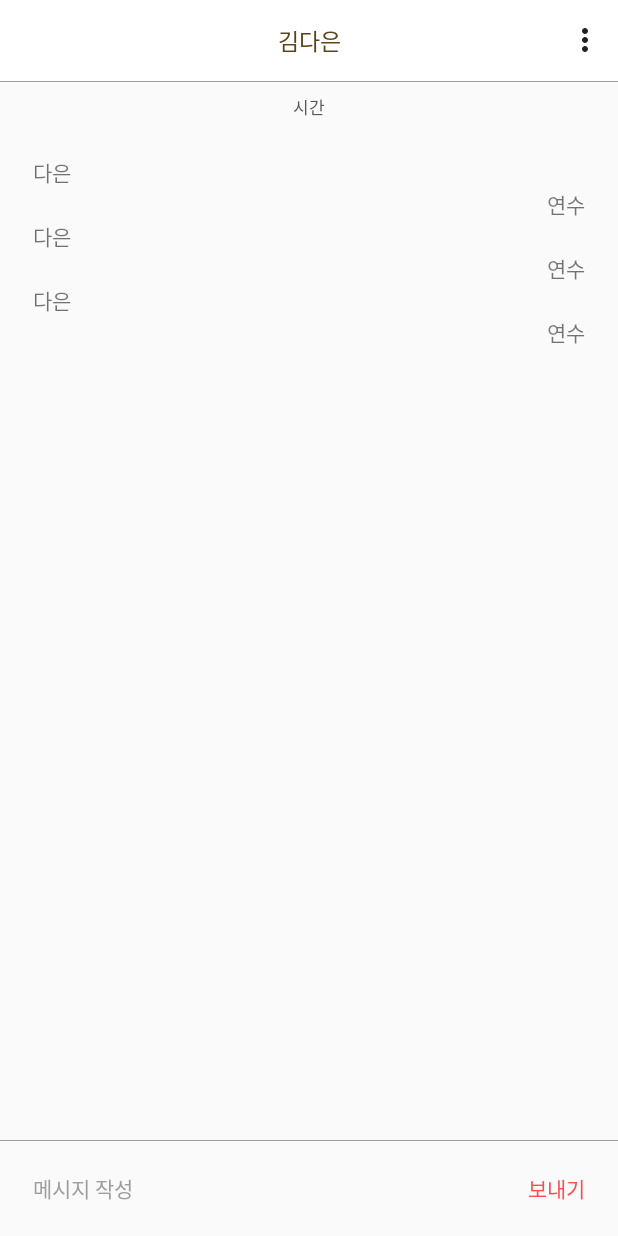
After one commit to tak8997/DoguenDoguen, an Android app: the MessageDetailActivity screen opened directly, with no data from a screen before it, on a phone screen of 412 x 824 dp. The commit adds this screen. Run offline under Robolectric (Android 15) with nearby library versions, the phone set to English and light mode, and no system bars; our stand-ins replace ButterKnife; network calls fail.

Commit message:
work ui design about message

```diff
--- a/app/src/main/java/org/tacademy/woof/doguendoguen/adapter/MessageListsAdapter.java
+++ b/app/src/main/java/org/tacademy/woof/doguendoguen/adapter/MessageListsAdapter.java
@@ -1,5 +1,7 @@
 package org.tacademy.woof.doguendoguen.adapter;
 
+import android.content.Context;
+import android.content.Intent;
 import android.support.v7.widget.RecyclerView;
 import android.view.LayoutInflater;
 import android.view.View;
@@ -7,18 +9,34 @@ import android.view.ViewGroup;
 import android.widget.ImageView;
 import android.widget.TextView;
 
+import org.tacademy.woof.doguendoguen.DoguenDoguenApplication;
 import org.tacademy.woof.doguendoguen.R;
+import org.tacademy.woof.doguendoguen.app.base.message.MessageDetailActivity;
+import org.tacademy.woof.doguendoguen.app.base.message.MessageFragment;
 
 /**
  * Created by Tak on 2017. 5. 31..
  */
 
 public class MessageListsAdapter extends RecyclerView.Adapter<MessageListsAdapter.ViewHolder> {
+    private Context context;
+
+    public MessageListsAdapter(Context context) {
+        this.context = context;
+    }
 
     @Override
     public ViewHolder onCreateViewHolder(ViewGroup parent, int viewType) {
         View rootView = LayoutInflater.from(parent.getContext()).inflate(R.layout.mesage_item, null, false);
 
+        rootView.setOnClickListener(new View.OnClickListener() {
+            @Override
+            public void onClick(View v) {
+                Intent intent = new Intent(DoguenDoguenApplication.getContext(), MessageDetailActivity.class);
+                context.startActivity(intent);
+
+            }
+        });
         return new ViewHolder(rootView);
     }
 
--- /dev/null
+++ b/app/src/main/java/org/tacademy/woof/doguendoguen/app/base/message/MessageDetailActivity.java
@@ -0,0 +1,148 @@
+package org.tacademy.woof.doguendoguen.app.base.message;
+
+import android.content.Context;
+import android.os.Bundle;
+import android.support.v7.app.AppCompatActivity;
+import android.support.v7.widget.LinearLayoutManager;
+import android.support.v7.widget.RecyclerView;
+import android.support.v7.widget.Toolbar;
+import android.view.LayoutInflater;
+import android.view.Menu;
+import android.view.MenuItem;
+import android.view.View;
+import android.view.ViewGroup;
+
+import org.tacademy.woof.doguendoguen.R;
+import org.tacademy.woof.doguendoguen.adapter.MessageListsAdapter;
+
+import java.util.ArrayList;
+
+import butterknife.BindView;
+import butterknife.ButterKnife;
+
+/**
+ * Created by Tak on 2017. 6. 5..
+ */
+
+public class MessageDetailActivity extends AppCompatActivity{
+    @BindView(R.id.message_toolbar) Toolbar toolbar;
+    @BindView(R.id.message_detail_recyclerview) RecyclerView messageRecyclerView;
+
+    @Override
+    public void onCreate(Bundle savedInstanceState) {
+        super.onCreate(savedInstanceState);
+        setContentView(R.layout.activity_message_detail);
+        ButterKnife.bind(this);
+
+        setSupportToolBar();
+
+        ArrayList<String> arrayList = new ArrayList<>();
+        arrayList.add("다은");
+        arrayList.add("연수");
+        arrayList.add("다은");
+        arrayList.add("연수");
+        arrayList.add("다은");
+        arrayList.add("연수");
+
+        messageRecyclerView.setLayoutManager(new LinearLayoutManager(this));
+        MessageDetailAdapter messageDetailAdapter = new MessageDetailAdapter(this);
+        messageRecyclerView.setAdapter(messageDetailAdapter);
+        messageDetailAdapter.addItem(arrayList);
+        messageDetailAdapter.notifyDataSetChanged();
+
+    }
+
+    private void setSupportToolBar() {
+        setSupportActionBar(toolbar);
+        getSupportActionBar().setDisplayHomeAsUpEnabled(false);
+        getSupportActionBar().setDisplayShowTitleEnabled(false);
+        getSupportActionBar().setDisplayShowCustomEnabled(true);
+    }
+
+    @Override
+    public boolean onCreateOptionsMenu(Menu menu) {
+        getMenuInflater().inflate(R.menu.menu, menu);
+
+        return super.onCreateOptionsMenu(menu);
+    }
+
+    @Override
+    public boolean onOptionsItemSelected(MenuItem item) {
+        if(item.getItemId() == R.id.home) {
+            return true;
+        }
+
+        return super.onOptionsItemSelected(item);
+    }
+
+
+
+    private class MessageDetailAdapter extends RecyclerView.Adapter<RecyclerView.ViewHolder> {
+        ArrayList<String> arrayList;
+
+        private static final int VIEW_TYPE_OTHER_USER = 0;
+        private static final int VIEW_TYPE_USER = 1;
+
+        public MessageDetailAdapter(Context context) {
+        }
+
+        @Override
+        public int getItemViewType(int position) {
+            int location = position % 2;
+
+            switch (location) {
+                case VIEW_TYPE_OTHER_USER:
+                    return VIEW_TYPE_OTHER_USER;
+                case VIEW_TYPE_USER:
+                    return VIEW_TYPE_USER;
+            }
+
+            return super.getItemViewType(position);
+        }
+
+        @Override
+        public RecyclerView.ViewHolder onCreateViewHolder(ViewGroup parent, int viewType) {
+            LayoutInflater layoutInflater = LayoutInflater.from(parent.getContext());
+            View view;
+            RecyclerView.ViewHolder viewHolder = null;
+
+            switch (viewType) {
+                case VIEW_TYPE_OTHER_USER:
+                    view = layoutInflater.inflate(R.layout.message_other_user_item, parent, false);
+                    viewHolder = new OtherUserViewHolder(view);
+                    break;
+                case VIEW_TYPE_USER:
+                    view = layoutInflater.inflate(R.layout.message_user_item, parent, false);
+                    viewHolder = new UserViewHolder(view);
+                    break;
+            }
+
+
+            return viewHolder;
+        }
+
+        @Override
+        public void onBindViewHolder(RecyclerView.ViewHolder holder, int position) {
+            String user = arrayList.get(position);
+            switch (getItemViewType(position)) {
+                case VIEW_TYPE_OTHER_USER:
+                    OtherUserViewHolder otherUserHolder = (OtherUserViewHolder) holder;
+                    otherUserHolder.otherUser.setText(user);
+                    break;
+                case VIEW_TYPE_USER:
+                    UserViewHolder userHolder = (UserViewHolder) holder;
+                    userHolder.user.setText(user);
+                    break;
+            }
+        }
+
+        @Override
+        public int getItemCount() {
+            return arrayList.size();
+        }
+
+        public void addItem(ArrayList<String> arrayList) {
+            this.arrayList = arrayList;
+        }
+    }
+}
--- a/app/src/main/java/org/tacademy/woof/doguendoguen/app/base/message/MessageFragment.java
+++ b/app/src/main/java/org/tacademy/woof/doguendoguen/app/base/message/MessageFragment.java
@@ -12,6 +12,9 @@ import android.view.ViewGroup;
 import org.tacademy.woof.doguendoguen.DoguenDoguenApplication;
 import org.tacademy.woof.doguendoguen.R;
 import org.tacademy.woof.doguendoguen.adapter.MessageListsAdapter;
+
+import butterknife.BindView;
+import butterknife.ButterKnife;
 
 public class MessageFragment extends Fragment {
 
@@ -32,18 +35,20 @@ public class MessageFragment extends Fragment {
         }
     }
 
+    @BindView(R.id.message_recyclerview) RecyclerView messageRecyclerView;
+
     @Override
     public View onCreateView(LayoutInflater inflater, ViewGroup container, Bundle savedInstanceState) {
         View view = inflater.inflate(R.layout.fragment_message, container, false);
+        ButterKnife.bind(this, view);
 
-        RecyclerView recyclerView = (RecyclerView) view.findViewById(R.id.message_recyclerview);
-        recyclerView.setLayoutManager(new LinearLayoutManager(DoguenDoguenApplication.getContext()));
+        messageRecyclerView.setLayoutManager(new LinearLayoutManager(DoguenDoguenApplication.getContext()));
 
-        MessageListsAdapter messageListsAdapter = new MessageListsAdapter();
+        MessageListsAdapter messageListsAdapter = new MessageListsAdapter(getContext());
         messageListsAdapter.addMessageList();
         messageListsAdapter.notifyDataSetChanged();
 
-        recyclerView.setAdapter(messageListsAdapter);
+        messageRecyclerView.setAdapter(messageListsAdapter);
 
 
         return view;
--- /dev/null
+++ b/app/src/main/java/org/tacademy/woof/doguendoguen/app/base/message/OtherUserViewHolder.java
@@ -0,0 +1,21 @@
+package org.tacademy.woof.doguendoguen.app.base.message;
+
+import android.support.v7.widget.RecyclerView;
+import android.view.View;
+import android.widget.TextView;
+
+import org.tacademy.woof.doguendoguen.R;
+
+/**
+ * Created by Tak on 2017. 6. 5..
+ */
+
+class OtherUserViewHolder extends RecyclerView.ViewHolder {
+    TextView otherUser;
+
+    public OtherUserViewHolder(View view) {
+        super(view);
+
+        otherUser = (TextView) view.findViewById(R.id.other_user);
+    }
+}
--- /dev/null
+++ b/app/src/main/java/org/tacademy/woof/doguendoguen/app/base/message/UserViewHolder.java
@@ -0,0 +1,21 @@
+package org.tacademy.woof.doguendoguen.app.base.message;
+
+import android.support.v7.widget.RecyclerView;
+import android.view.View;
+import android.widget.TextView;
+
+import org.tacademy.woof.doguendoguen.R;
+
+/**
+ * Created by Tak on 2017. 6. 5..
+ */
+
+class UserViewHolder extends RecyclerView.ViewHolder {
+    TextView user;
+
+    public UserViewHolder(View view) {
+        super(view);
+
+        user = (TextView) view.findViewById(R.id.user);
+    }
+}
--- /dev/null
+++ b/app/src/main/res/layout/activity_message_detail.xml
@@ -0,0 +1,84 @@
+<?xml version="1.0" encoding="utf-8"?>
+<RelativeLayout xmlns:android="http://schemas.android.com/apk/res/android"
+    xmlns:app="http://schemas.android.com/apk/res-auto"
+    android:orientation="vertical"
+    android:layout_width="match_parent"
+    android:layout_height="match_parent">
+
+    <android.support.v7.widget.Toolbar
+        android:id="@+id/message_toolbar"
+        android:layout_width="match_parent"
+        android:layout_height="54dp"
+        android:background="?attr/colorPrimary"
+        android:theme="@style/ThemeOverlay.AppCompat.ActionBar"
+        app:popupTheme="@style/ThemeOverlay.AppCompat.Light">
+
+        <TextView
+            android:text="김다은"
+            android:textSize="15sp"
+            android:textColor="#5B4319"
+            android:layout_width="wrap_content"
+            android:layout_height="wrap_content"
+            android:layout_gravity="center_horizontal"/>
+    </android.support.v7.widget.Toolbar>
+
+    <View
+        android:id="@+id/toolbar_divider"
+        android:layout_width="match_parent"
+        android:layout_height="0.5dp"
+        android:layout_below="@+id/message_toolbar"
+        android:background="@drawable/divider"/>
+
+    <TextView
+        android:id="@+id/message_time"
+        android:text="시간"
+        android:textSize="11sp"
+        android:textColor="#595757"
+        android:layout_marginTop="8dp"
+        android:layout_marginRight="22dp"
+        android:layout_marginLeft="22dp"
+        android:gravity="center"
+        android:layout_below="@+id/toolbar_divider"
+        android:layout_width="match_parent"
+        android:layout_height="wrap_content" />
+
+    <android.support.v7.widget.RecyclerView
+        android:id="@+id/message_detail_recyclerview"
+        android:layout_below="@+id/message_time"
+        android:layout_marginTop="24dp"
+        android:layout_marginLeft="22dp"
+        android:layout_marginRight="22dp"
+        android:layout_width="match_parent"
+        android:layout_height="wrap_content"/>
+
+    <View
+        android:layout_width="match_parent"
+        android:layout_height="0.5dp"
+        android:layout_above="@+id/message_writing"
+        android:background="@drawable/divider"/>
+
+    <RelativeLayout
+        android:id="@+id/message_writing"
+        android:layout_width="match_parent"
+        android:layout_height="63dp"
+        android:layout_alignParentBottom="true">
+        <TextView
+            android:text="메시지 작성"
+            android:textSize="14sp"
+            android:textColor="#9E9E9F"
+            android:layout_alignParentLeft="true"
+            android:layout_centerInParent="true"
+            android:layout_width="wrap_content"
+            android:layout_height="wrap_content"
+            android:layout_marginLeft="22dp" />
+        <TextView
+            android:text="보내기"
+            android:textSize="14sp"
+            android:textColor="#FF4D4D"
+            android:layout_alignParentRight="true"
+            android:layout_centerInParent="true"
+            android:layout_width="wrap_content"
+            android:layout_height="wrap_content"
+            android:layout_marginRight="22dp"/>
+    </RelativeLayout>
+</RelativeLayout>
--- a/app/src/main/res/layout/dog_post_item.xml
+++ b/app/src/main/res/layout/dog_post_item.xml
@@ -3,9 +3,6 @@
     xmlns:android="http://schemas.android.com/apk/res/android"
     android:layout_width="match_parent"
     android:layout_height="wrap_content"
-    android:layout_marginLeft="22dp"
-    android:layout_marginRight="22dp"
-    android:layout_marginTop="24dp"
     android:layout_gravity="center"
     android:orientation="vertical">
     <ImageView
--- a/app/src/main/res/layout/fragment_search.xml
+++ b/app/src/main/res/layout/fragment_search.xml
@@ -114,24 +114,4 @@
             layout="@layout/search_main"
             app:layout_behavior="@string/appbar_scrolling_view_behavior"/>
     </android.support.design.widget.CoordinatorLayout>
-
-    <LinearLayout
-        android:background="#c0c0c0"
-        android:layout_width="wrap_content"
-        android:layout_height="match_parent"
-        android:orientation="vertical"
-        android:layout_gravity="end">
-        <TextView
-            android:layout_width="match_parent"
-            android:layout_height="wrap_content"
-            android:text="test!!!!!!"/>
-        <TextView
-            android:layout_width="match_parent"
-            android:layout_height="wrap_content"
-            android:text="test!!!!!!"/>
-        <TextView
-            android:layout_width="match_parent"
-            android:layout_height="wrap_content"
-            android:text="test!!!!!!"/>
-    </LinearLayout>
 </android.support.v4.widget.DrawerLayout>
--- a/app/src/main/res/layout/mesage_item.xml
+++ b/app/src/main/res/layout/mesage_item.xml
@@ -9,22 +9,18 @@
         android:layout_width="47dp"
         android:layout_height="47dp" />
 
-    <LinearLayout
-        android:layout_width="match_parent"
-        android:layout_height="wrap_content"
-        android:layout_marginTop="5dp"
-        android:layout_marginLeft="11dp"
-        android:orientation="vertical">
     <RelativeLayout
         android:layout_width="match_parent"
-            android:layout_height="wrap_content">
+        android:layout_height="match_parent">
         <TextView
             android:id="@+id/message_user_name"
             android:layout_width="wrap_content"
             android:layout_height="wrap_content"
+            android:layout_marginLeft="11dp"
             android:textSize="14sp"
             android:textColor="#5B4319"
             android:layout_alignParentLeft="true"/>
+
         <TextView
             android:id="@+id/message_time"
             android:layout_width="wrap_content"
@@ -32,13 +28,49 @@
             android:textSize="14sp"
             android:textColor="#9E9E9F"
             android:layout_alignParentRight="true"/>
-        </RelativeLayout>
 
         <TextView
             android:id="@+id/message_content"
-            android:layout_marginTop="5dp"
+            android:textColor="#595757"
+            android:textSize="14sp"
+            android:layout_marginLeft="11dp"
+            android:layout_marginBottom="5dp"
             android:layout_width="wrap_content"
-            android:layout_height="wrap_content" />
-    </LinearLayout>
+            android:layout_height="wrap_content"
+            android:layout_alignParentBottom="true"/>
+
+    </RelativeLayout>
+
+    <!--<LinearLayout-->
+        <!--android:layout_width="match_parent"-->
+        <!--android:layout_height="wrap_content"-->
+        <!--android:layout_marginTop="5dp"-->
+        <!--android:layout_marginLeft="11dp"-->
+        <!--android:orientation="vertical">-->
+        <!--<RelativeLayout-->
+            <!--android:layout_width="match_parent"-->
+            <!--android:layout_height="wrap_content">-->
+            <!--<TextView-->
+                <!--android:id="@+id/message_user_name"-->
+                <!--android:layout_width="wrap_content"-->
+                <!--android:layout_height="wrap_content"-->
+                <!--android:textSize="14sp"-->
+                <!--android:textColor="#5B4319"-->
+                <!--android:layout_alignParentLeft="true"/>-->
+            <!--<TextView-->
+                <!--android:id="@+id/message_time"-->
+                <!--android:layout_width="wrap_content"-->
+                <!--android:layout_height="wrap_content"-->
+                <!--android:textSize="14sp"-->
+                <!--android:textColor="#9E9E9F"-->
+                <!--android:layout_alignParentRight="true"/>-->
+        <!--</RelativeLayout>-->
+
+    <!--</LinearLayout>-->
+    <!--<TextView-->
+        <!--android:id="@+id/message_content"-->
+        <!--android:layout_marginTop="5dp"-->
+        <!--android:layout_width="wrap_content"-->
+        <!--android:layout_height="wrap_content" />-->
 
 </LinearLayout>
--- /dev/null
+++ b/app/src/main/res/layout/message_other_user_item.xml
@@ -0,0 +1,11 @@
+<?xml version="1.0" encoding="utf-8"?>
+<RelativeLayout xmlns:android="http://schemas.android.com/apk/res/android"
+    android:orientation="vertical" android:layout_width="match_parent"
+    android:layout_height="wrap_content">
+
+    <TextView
+        android:id="@+id/other_user"
+        android:layout_alignParentLeft="true"
+        android:layout_width="wrap_content"
+        android:layout_height="wrap_content" />
+</RelativeLayout>
--- /dev/null
+++ b/app/src/main/res/layout/message_user_item.xml
@@ -0,0 +1,11 @@
+<?xml version="1.0" encoding="utf-8"?>
+<RelativeLayout xmlns:android="http://schemas.android.com/apk/res/android"
+    android:orientation="vertical" android:layout_width="match_parent"
+    android:layout_height="wrap_content">
+
+    <TextView
+        android:id="@+id/user"
+        android:layout_alignParentRight="true"
+        android:layout_width="wrap_content"
+        android:layout_height="wrap_content" />
+</RelativeLayout>
--- /dev/null
+++ b/app/src/main/res/menu/menu.xml
@@ -0,0 +1,9 @@
+<?xml version="1.0" encoding="utf-8"?>
+<menu xmlns:android="http://schemas.android.com/apk/res/android"
+    xmlns:app="http://schemas.android.com/apk/res-auto">
+
+    <item
+        android:title="settings"
+        app:showAsAction="never"
+        />
+</menu>
--- a/app/src/main/res/values/styles.xml
+++ b/app/src/main/res/values/styles.xml
@@ -31,4 +31,10 @@
         <item name="android:textSize">10sp</item>
         <item name="android:textColor">#7F7F7F</item>
     </style>
+
+    <!-- MessageDetailActivity Theme -->
+    <style name="AppTheme.Message" parent="Theme.AppCompat.Light.DarkActionBar">
+        <item name="colorPrimary">@color/colorWhite</item>
+        <item name="colorPrimaryDark">@color/colorBrown</item>
+    </style>
 </resources>
```
Also changed, not shown: app/src/main/AndroidManifest.xml (+13 -1 lines). Lines whose indentation alone changed are shown as unchanged.
